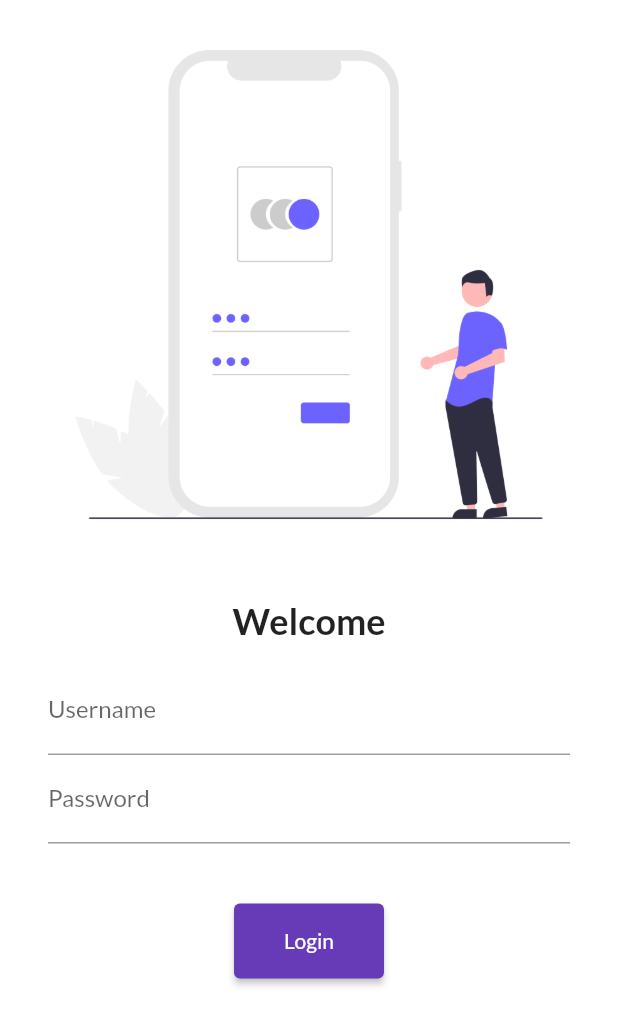
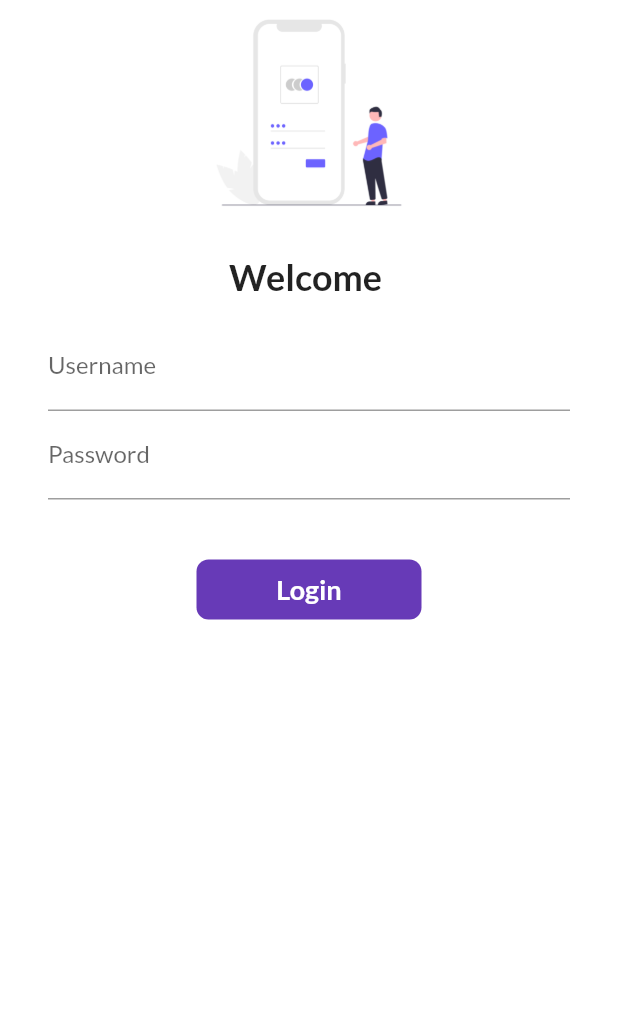
Before and after one commit to kikwaghmare/30DaysOfFlutter, a Flutter app: the screen it shows after launch, on a phone screen of 412 x 824 dp. Shown: the top 1026 px of the screen. Run offline on Flutter 3.47's test engine with Material 2 defaults, Android fonts, the phone set to English and light mode, and no system bars; our stand-ins replace google_fonts.

Commit message:
Complete day 5

```diff
--- a/lib/pages/login_page.dart
+++ b/lib/pages/login_page.dart
@@ -1,9 +1,16 @@
 import 'package:flutter/material.dart';
 import 'package:flutter_demo/utils/routes.dart';
 
-class LoginPage extends StatelessWidget {
+class LoginPage extends StatefulWidget {
+  @override
+  State<LoginPage> createState() => _LoginPageState();
+}
+
+class _LoginPageState extends State<LoginPage> {
   // const LoginPage({Key? key}) : super(key: key);
 
+String name ="";
+bool changeButton =false;
   @override
   Widget build(BuildContext context) {
     return Material(
@@ -13,13 +20,13 @@ class LoginPage extends StatelessWidget {
           children: [
             Image.asset(
               "assets/images/login.png",
-              fit: BoxFit.cover,
+              height: 150.0,
             ),
             SizedBox(
               height: 20.0,
             ),
             Text(
-              "Welcome",
+              "Welcome $name",
               style: TextStyle(
                 fontSize: 24,
                 fontWeight: FontWeight.bold,
@@ -32,7 +39,13 @@ class LoginPage extends StatelessWidget {
                 children: [
                   TextFormField(
                     decoration: InputDecoration(
-                        hintText: "Enter username", labelText: "Username"),
+                        hintText: "Enter username",
+                        labelText: "Username"
+                    ),
+                    onChanged: (value){
+                      name=value;
+                      setState((){});
+                    },
                   ),
                   TextFormField(
                     obscureText: true,
@@ -42,14 +55,49 @@ class LoginPage extends StatelessWidget {
                   SizedBox(
                     height: 40.0,
                   ),
-                  ElevatedButton(
-                      onPressed: (){
-                        // print("hi kartik");
-                        Navigator.pushNamed(context, MyRoutes.homeRoute);
-                      },
-                      child: Text("Login"),
-                    style: TextButton.styleFrom(minimumSize: Size(100,50)),
+
+                  InkWell(
+                    onTap: ()async{
+                      setState((){
+                        changeButton=true;
+                      });
+                      //goto next page with delay
+                      await Future.delayed(Duration(seconds: 1));
+                      Navigator.pushNamed(context, MyRoutes.homeRoute);
+                    },
+                    child: AnimatedContainer(
+                      duration: Duration(seconds: 1),
+                      width:changeButton? 50 : 150,
+                      height: 40,
+
+                      alignment: Alignment.center,
+                      child: changeButton?Icon(
+                        Icons.done,
+                        color: Colors.white,
+                      ) :Text(
+                        "Login",
+                        style: TextStyle(color: Colors.white,
+                            fontWeight: FontWeight.bold,
+                        fontSize: 18.0),
+                      ),
+                      decoration: BoxDecoration(
+                        color: Colors.deepPurple,
+                        // shape: changeButton
+                        //   ? BoxShape.circle
+                        //   : BoxShape.rectangle,
+                        borderRadius:
+                        BorderRadius.circular(changeButton? 20 : 8)
+                      ),
+                    ),
                   ),
+                  // ElevatedButton(
+                  //     onPressed: (){
+                  //       // print("hi kartik");
+                  //       Navigator.pushNamed(context, MyRoutes.homeRoute);
+                  //     },
+                  //     child: Text("Login"),
+                  //   style: TextButton.styleFrom(minimumSize: Size(100,50)),
+                  // ),
 
                 ],
               ),
```
